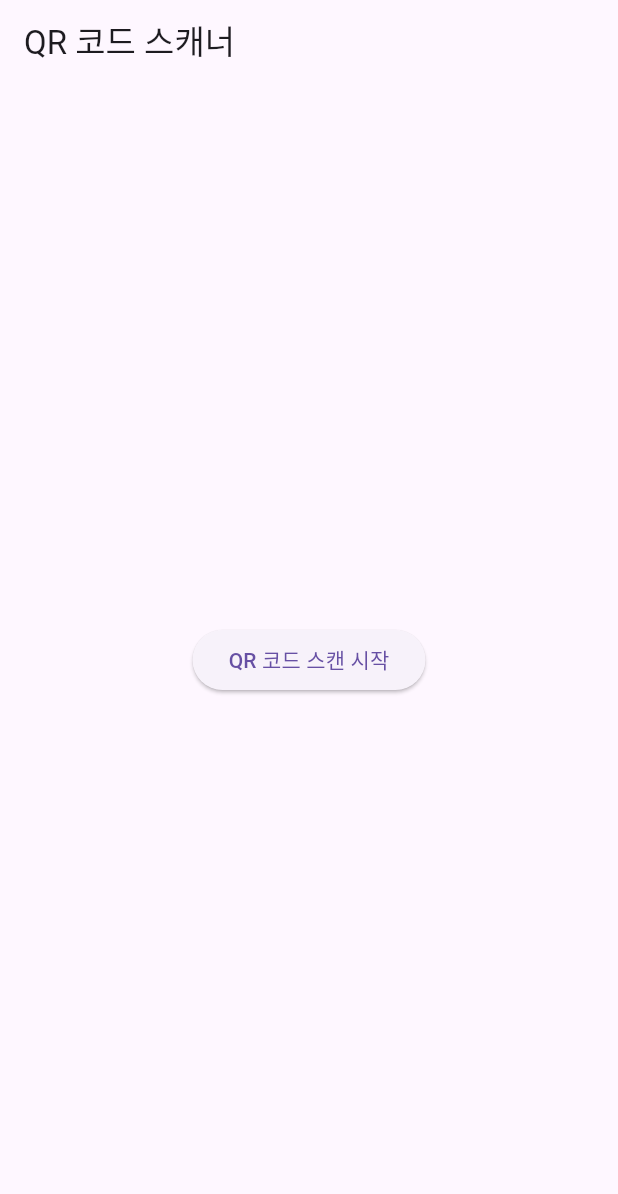
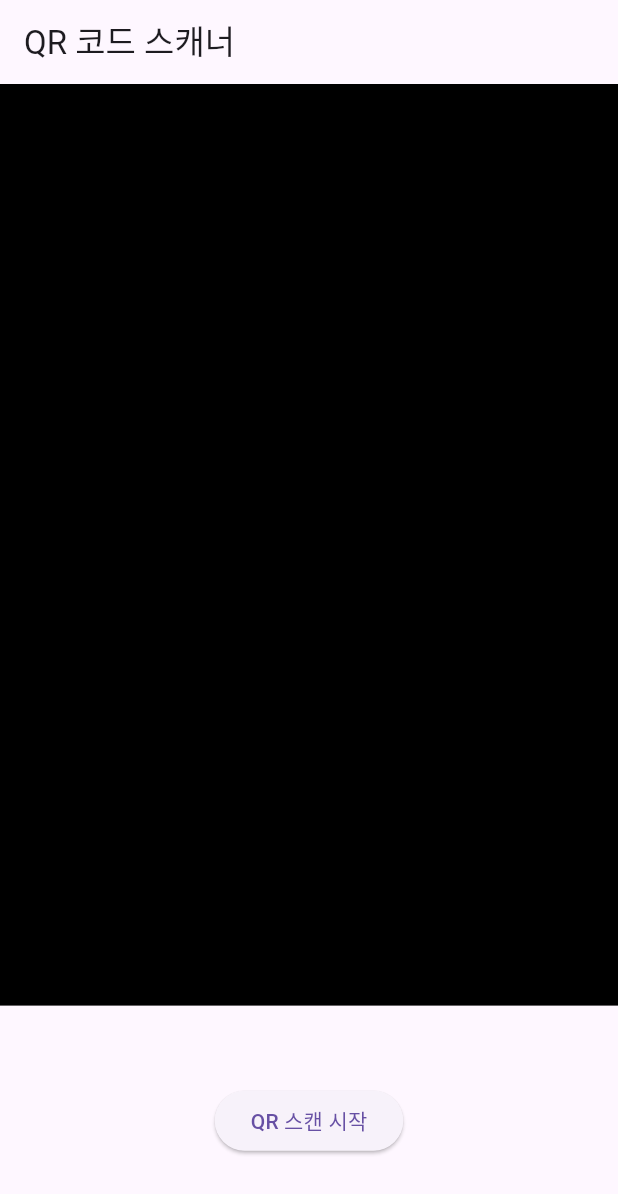
Before and after one commit to baboyiban/flutter_app, a Flutter app: the screen it shows after launch, on a phone screen of 412 x 824 dp. Shown: the top 1194 px of the screen. Run offline on Flutter 3.47's test engine with Material 3 defaults, Android fonts, the phone set to English and light mode, and no system bars; missing offline and left inert: qr_code_scanner.

Commit message:
feature: 스캔 누르면 켜지고 스캔 후 꺼지게

```diff
--- a/lib/main.dart
+++ b/lib/main.dart
@@ -14,83 +14,84 @@ class MyApp extends StatelessWidget {
     return MaterialApp(
       title: 'QR 코드 스캐너',
       theme: ThemeData(primarySwatch: Colors.blue),
-      home: const HomePage(),
+      home: const QRScannerPage(),
     );
   }
 }
 
-class HomePage extends StatelessWidget {
-  const HomePage({super.key});
+class QRScannerPage extends StatefulWidget {
+  const QRScannerPage({super.key});
+
+  @override
+  State<QRScannerPage> createState() => _QRScannerPageState();
+}
+
+class _QRScannerPageState extends State<QRScannerPage> {
+  Barcode? result;
+  QRViewController? controller;
+  final GlobalKey qrKey = GlobalKey(debugLabel: 'QR');
+  bool isCameraActive = false;
+
+  @override
+  void reassemble() {
+    super.reassemble();
+    if (Platform.isAndroid) {
+      controller?.pauseCamera();
+    }
+    controller?.resumeCamera();
+  }
 
   @override
   Widget build(BuildContext context) {
     return Scaffold(
       appBar: AppBar(title: const Text('QR 코드 스캐너')),
-      body: Center(
-        child: ElevatedButton(
-          onPressed: () {
-            Navigator.push(
-              context,
-              MaterialPageRoute(builder: (context) => const QRScanner()),
-            );
-          },
-          child: const Text('QR 코드 스캔 시작'),
-        ),
-      ),
-    );
-  }
-}
-
-class QRScanner extends StatefulWidget {
-  const QRScanner({Key? key}) : super(key: key);
-
-  @override
-  State<StatefulWidget> createState() => _QRScannerState();
-}
-
-class _QRScannerState extends State<QRScanner> {
-  Barcode? result;
-  QRViewController? controller;
-  final GlobalKey qrKey = GlobalKey(debugLabel: 'QR');
-
-  @override
-  void reassemble() {
-    super.reassemble();
-    if (Platform.isAndroid) {
-      controller!.pauseCamera();
-    }
-    controller!.resumeCamera();
-  }
-
-  @override
-  Widget build(BuildContext context) {
-    return Scaffold(
-      appBar: AppBar(
-        title: const Text('QR 코드 스캔 중'),
-        actions: [
-          IconButton(
-            icon: const Icon(Icons.flash_on),
-            onPressed: () async {
-              await controller?.toggleFlash();
-            },
-          ),
-          IconButton(
-            icon: const Icon(Icons.cameraswitch),
-            onPressed: () async {
-              await controller?.flipCamera();
-            },
-          ),
-        ],
-      ),
       body: Column(
         children: <Widget>[
-          Expanded(flex: 4, child: _buildQrView(context)),
+          Expanded(
+            flex: 4,
+            child: Container(
+              color: Colors.black,
+              child: isCameraActive ? _buildQrView(context) : null,
+            ),
+          ),
           Expanded(
             flex: 1,
             child: Center(
-              child: (result != null)
-                  ? Text('스캔 결과: ${result!.code}')
-                  : const Text('QR 코드를 스캔해주세요'),
+              child: Column(
+                mainAxisAlignment: MainAxisAlignment.center,
+                children: [
+                  if (result != null)
+                    Padding(
+                      padding: const EdgeInsets.all(16.0),
+                      child: Text(
+                        '스캔 결과: ${result!.code}',
+                        style: const TextStyle(fontSize: 16),
+                        textAlign: TextAlign.center,
+                      ),
+                    ),
+                  ElevatedButton(
+                    onPressed: () {
+                      if (isCameraActive) {
+                        // 이미 카메라가 활성화된 경우 스캔 중지
+                        controller?.pauseCamera();
+                        setState(() {
+                          isCameraActive = false;
+                        });
+                      } else {
+                        // 카메라가 비활성화된 경우 스캔 시작
+                        setState(() {
+                          isCameraActive = true;
+                          result = null; // 이전 결과 초기화
+                        });
+                        if (controller != null) {
+                          controller?.resumeCamera();
+                        }
+                      }
+                    },
+                    child: Text(isCameraActive ? '스캔 중지' : 'QR 스캔 시작'),
+                  ),
+                ],
+              ),
             ),
           ),
         ],
@@ -119,14 +120,14 @@ class _QRScannerState extends State<QRScanner> {
   }
 
   void _onQRViewCreated(QRViewController controller) {
-    setState(() {
-      this.controller = controller;
-    });
+    this.controller = controller;
 
     controller.scannedDataStream.listen((scanData) {
       setState(() {
         result = scanData;
+        isCameraActive = false; // 스캔 완료 후 카메라 비활성화
       });
+      controller.pauseCamera(); // 스캔 완료 후 카메라 일시정지
     });
   }
 
```
